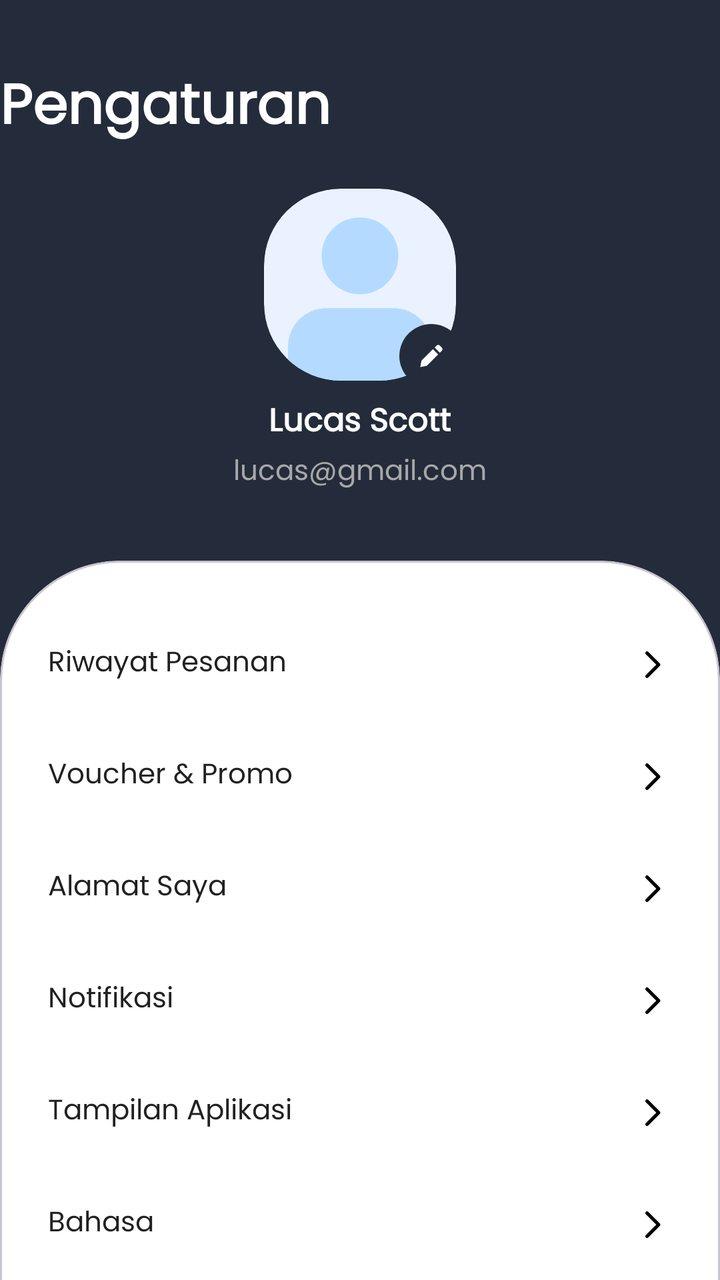
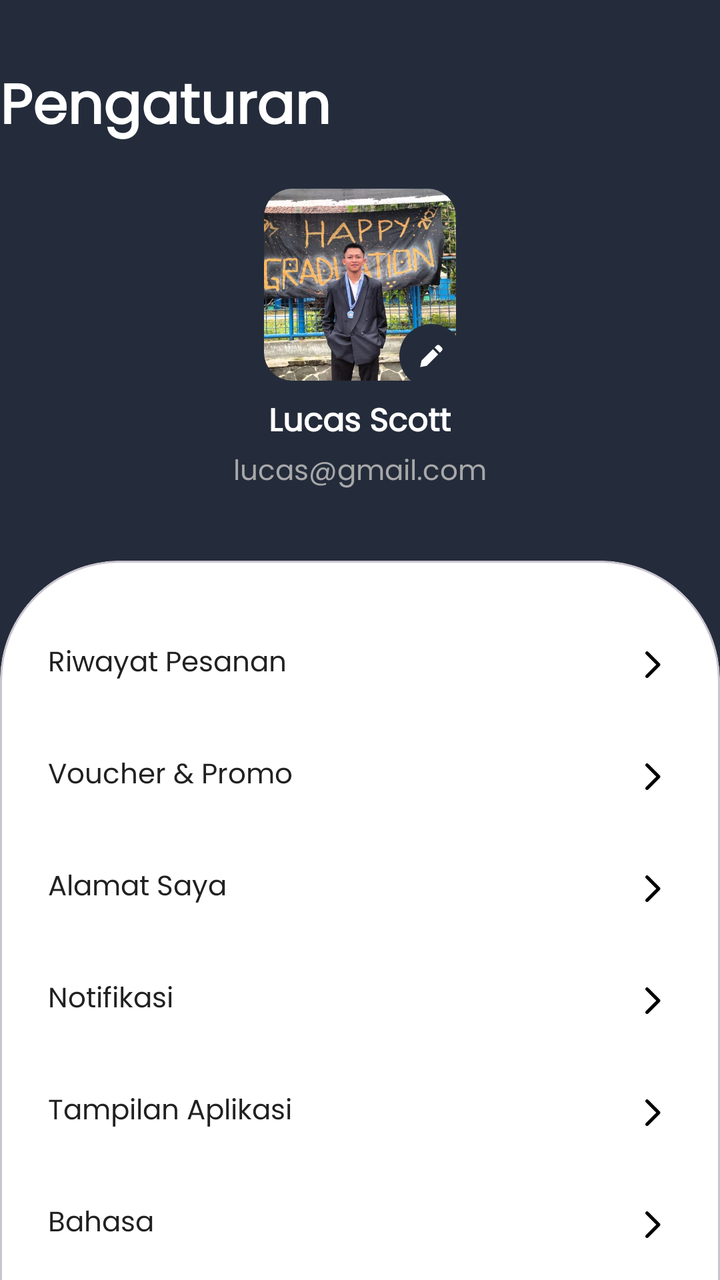

The first picture is an Android layout as it rendered before a commit; the second is the same layout after the commit. The layout source and the unified diff follow.
<!-- AndroidManifest.xml: application theme Theme.WarkopGundar -->
<!-- res/layout/fragment_dashboard_setting.xml -->
<?xml version="1.0" encoding="utf-8"?>
<androidx.core.widget.NestedScrollView xmlns:android="http://schemas.android.com/apk/res/android"
    xmlns:app="http://schemas.android.com/apk/res-auto"
    android:layout_width="match_parent"
    android:layout_height="match_parent"
    android:background="@color/primary"
    android:fillViewport="true">

    <androidx.constraintlayout.widget.ConstraintLayout
        android:layout_width="match_parent"
        android:layout_height="wrap_content"
        android:clipChildren="false"
        android:clipToPadding="false">
        <TextView
            android:id="@+id/tvHeader"
            android:layout_width="match_parent"
            android:layout_height="wrap_content"
            android:layout_marginTop="32dp"
            android:text="Pengaturan"
            android:textAlignment="center"
            android:textColor="@color/white"
            android:textSize="28sp"
            android:textStyle="bold"
            app:layout_constraintStart_toStartOf="parent"
            app:layout_constraintTop_toTopOf="parent" />

        <LinearLayout
            android:id="@+id/settingProfile"
            android:layout_width="wrap_content"
            android:layout_height="wrap_content"
            android:orientation="vertical"
            android:gravity="center"
            android:padding="16dp"
            app:layout_constraintTop_toBottomOf="@id/tvHeader"
            app:layout_constraintStart_toStartOf="parent"
            app:layout_constraintEnd_toEndOf="parent">

            <FrameLayout
                android:id="@+id/actionProfile"
                android:clickable="true"
                android:focusable="true"
                android:layout_width="96dp"
                android:layout_height="96dp">

                <ImageView
                    android:id="@+id/imgProfile"
                    android:layout_width="96dp"
                    android:layout_height="96dp"
                    android:src="@drawable/icon_avatar"
                    android:scaleType="centerCrop" />

                <ImageView
                    android:id="@+id/imgEdit"
                    android:layout_width="44dp"
                    android:layout_height="44dp"
                    android:layout_gravity="bottom|end"
                    android:layout_marginBottom="-10dp"
                    android:layout_marginRight="-10dp"
                    android:src="@drawable/icon_pen"
                    android:padding="6dp" />
            </FrameLayout>

            <TextView
                android:id="@+id/tvHeaderUsername"
                android:layout_marginTop="@dimen/spacing_s"
                android:layout_width="wrap_content"
                android:layout_height="wrap_content"
                android:text="Lucas Scott"
                android:textStyle="bold"
                android:textSize="16sp"
                android:textColor="@android:color/white" />

            <TextView
                android:id="@+id/tvHeaderEmail"
                android:layout_width="wrap_content"
                android:layout_height="wrap_content"
                android:text="\lucas@gmail.com"
                android:textSize="14sp"
                android:textColor="@color/gray" />
        </LinearLayout>

        <com.google.android.material.card.MaterialCardView
            android:layout_width="match_parent"
            android:layout_height="wrap_content"
            android:layout_marginTop="@dimen/spacing_m"
            android:backgroundTint="@color/white"
            android:clipChildren="true"
            android:clipToPadding="true"
            app:cardElevation="0dp"
            app:cardMaxElevation="0dp"
            app:cardUseCompatPadding="false"
            app:cardPreventCornerOverlap="false"
            app:layout_constraintTop_toBottomOf="@id/settingProfile"
            app:layout_constraintBottom_toBottomOf="parent"
            app:layout_constraintStart_toStartOf="parent"
            app:layout_constraintEnd_toEndOf="parent"
            app:shapeAppearanceOverlay="@style/TopRoundedCornerCard1">

            <LinearLayout
                    android:layout_width="match_parent"
                    android:layout_height="wrap_content"
                    android:orientation="vertical"
                    android:background="@android:color/white"
                    android:paddingBottom="72dp"
                    android:layout_marginVertical="@dimen/spacing_l"
                    android:layout_marginHorizontal="@dimen/second_margin">

                    <LinearLayout
                        android:id="@+id/actionOrderHistory"
                        android:clickable="true"
                        android:focusable="true"
                        android:layout_width="match_parent"
                        android:layout_height="56dp"
                        android:gravity="center_vertical">

                        <TextView
                            android:layout_width="0dp"
                            android:layout_height="wrap_content"
                            android:layout_weight="1"
                            android:text="Riwayat Pesanan"
                            android:textSize="14sp"
                            android:textColor="#212121"/>

                        <com.google.android.material.imageview.ShapeableImageView
                            android:layout_width="20dp"
                            android:layout_height="20dp"
                            android:src="@drawable/icon_arrow_right_2"/>
                    </LinearLayout>

                    <LinearLayout
                        android:id="@+id/actionVoucherPromo"
                        android:clickable="true"
                        android:focusable="true"
                        android:layout_width="match_parent"
                        android:layout_height="56dp"
                        android:gravity="center_vertical">

                        <TextView
                            android:layout_width="0dp"
                            android:layout_height="wrap_content"
                            android:layout_weight="1"
                            android:text="Voucher &amp; Promo"
                            android:textSize="14sp"
                            android:textColor="#212121"/>

                        <com.google.android.material.imageview.ShapeableImageView
                            android:layout_width="20dp"
                            android:layout_height="20dp"
                            android:src="@drawable/icon_arrow_right_2"/>
                    </LinearLayout>

                    <LinearLayout
                        android:id="@+id/actionMyAddress"
                        android:clickable="true"
                        android:focusable="true"
                        android:layout_width="match_parent"
                        android:layout_height="56dp"
                        android:gravity="center_vertical">

                        <TextView
                            android:layout_width="0dp"
                            android:layout_height="wrap_content"
                            android:layout_weight="1"
                            android:text="Alamat Saya"
                            android:textSize="14sp"
                            android:textColor="#212121"/>

                        <com.google.android.material.imageview.ShapeableImageView
                            android:layout_width="20dp"
                            android:layout_height="20dp"
                            android:src="@drawable/icon_arrow_right_2"/>
                    </LinearLayout>

                    <LinearLayout
                        android:id="@+id/actionNotification"
                        android:clickable="true"
                        android:focusable="true"
                        android:layout_width="match_parent"
                        android:layout_height="56dp"
                        android:gravity="center_vertical">

                        <TextView
                            android:layout_width="0dp"
                            android:layout_height="wrap_content"
                            android:layout_weight="1"
                            android:text="Notifikasi"
                            android:textSize="14sp"
                            android:textColor="#212121"/>

                        <com.google.android.material.imageview.ShapeableImageView
                            android:layout_width="20dp"
                            android:layout_height="20dp"
                            android:src="@drawable/icon_arrow_right_2"/>
                    </LinearLayout>

                    <LinearLayout
                        android:id="@+id/actionApplication"
                        android:clickable="true"
                        android:focusable="true"
                        android:layout_width="match_parent"
                        android:layout_height="56dp"
                        android:gravity="center_vertical">

                        <TextView
                            android:layout_width="0dp"
                            android:layout_height="wrap_content"
                            android:layout_weight="1"
                            android:text="Tampilan Aplikasi"
                            android:textSize="14sp"
                            android:textColor="#212121"/>

                        <com.google.android.material.imageview.ShapeableImageView
                            android:layout_width="20dp"
                            android:layout_height="20dp"
                            android:src="@drawable/icon_arrow_right_2"/>
                    </LinearLayout>

                    <LinearLayout
                        android:id="@+id/actionSettingLanguage"
                        android:clickable="true"
                        android:focusable="true"
                        android:layout_width="match_parent"
                        android:layout_height="56dp"
                        android:gravity="center_vertical">

                        <TextView
                            android:layout_width="0dp"
                            android:layout_height="wrap_content"
                            android:layout_weight="1"
                            android:text="Bahasa"
                            android:textSize="14sp"
                            android:textColor="#212121"/>

                        <com.google.android.material.imageview.ShapeableImageView
                            android:layout_width="20dp"
                            android:layout_height="20dp"
                            android:src="@drawable/icon_arrow_right_2"/>
                    </LinearLayout>

                    <LinearLayout
                        android:id="@+id/actionAccountSecurity"
                        android:layout_width="match_parent"
                        android:layout_height="56dp"
                        android:gravity="center_vertical">

                        <TextView
                            android:layout_width="0dp"
                            android:layout_height="wrap_content"
                            android:layout_weight="1"
                            android:text="Keamanan Akun"
                            android:textSize="14sp"
                            android:textColor="#212121"/>

                        <com.google.android.material.imageview.ShapeableImageView
                            android:layout_width="20dp"
                            android:layout_height="20dp"
                            android:src="@drawable/icon_arrow_right_2"/>
                    </LinearLayout>

                    <LinearLayout
                        android:id="@+id/actionHelpSupport"
                        android:layout_width="match_parent"
                        android:layout_height="56dp"
                        android:gravity="center_vertical">

                        <TextView
                            android:layout_width="0dp"
                            android:layout_height="wrap_content"
                            android:layout_weight="1"
                            android:text="Bantuan &amp; Hubungi Kami"
                            android:textSize="14sp"
                            android:textColor="#212121"/>

                        <com.google.android.material.imageview.ShapeableImageView
                            android:layout_width="20dp"
                            android:layout_height="20dp"
                            android:src="@drawable/icon_arrow_right_2"/>
                    </LinearLayout>

                    <LinearLayout
                        android:id="@+id/actionLogout"
                        android:clickable="true"
                        android:focusable="true"
                        android:layout_width="match_parent"
                        android:layout_height="56dp"
                        android:gravity="center_vertical">

                        <TextView
                            android:layout_width="0dp"
                            android:layout_height="wrap_content"
                            android:layout_weight="1"
                            android:text="Keluar Akun"
                            android:textSize="14sp"
                            android:textColor="#E53935"/>

                        <com.google.android.material.imageview.ShapeableImageView
                            android:layout_width="20dp"
                            android:layout_height="20dp"
                            app:srcCompat="@drawable/icon_arrow_right_2"
                            app:tint="@color/red"/>
                    </LinearLayout>

                </LinearLayout>
        </com.google.android.material.card.MaterialCardView>
    </androidx.constraintlayout.widget.ConstraintLayout>
</androidx.core.widget.NestedScrollView>
<!-- resources referenced by this layout -->
<resources>
  <color name="gray">#A8A8A9</color>
  <color name="primary">#242C3B</color>
  <color name="red">#FF0004</color>
  <color name="white">#FFFFFFFF</color>
  <dimen name="second_margin">24dp</dimen>
  <dimen name="spacing_l">24dp</dimen>
  <dimen name="spacing_m">16dp</dimen>
  <dimen name="spacing_s">8dp</dimen>
  <!-- drawable icon_arrow_right_2 (drawable) -->
  <vector xmlns:android="http://schemas.android.com/apk/res/android"
      android:width="800dp"
      android:height="800dp"
      android:viewportWidth="24"
      android:viewportHeight="24">
    <path
        android:pathData="M8.293,4.293C8.683,3.902 9.317,3.902 9.707,4.293L16.707,11.293C17.098,11.683 17.098,12.317 16.707,12.707L9.707,19.707C9.317,20.098 8.683,20.098 8.293,19.707C7.902,19.317 7.902,18.683 8.293,18.293L14.586,12L8.293,5.707C7.902,5.317 7.902,4.683 8.293,4.293Z"
        android:fillColor="#000000"
        android:fillType="evenOdd"/>
  </vector>
  <!-- drawable icon_avatar (drawable) -->
  <vector xmlns:android="http://schemas.android.com/apk/res/android"
      android:width="80dp"
      android:height="80dp"
      android:viewportWidth="80"
      android:viewportHeight="80">
    <group>
      <clip-path
          android:pathData="M32,0L48,0A32,32 0,0 1,80 32L80,48A32,32 0,0 1,48 80L32,80A32,32 0,0 1,0 48L0,32A32,32 0,0 1,32 0z"/>
      <path
          android:pathData="M32,0L48,0A32,32 0,0 1,80 32L80,48A32,32 0,0 1,48 80L32,80A32,32 0,0 1,0 48L0,32A32,32 0,0 1,32 0z"
          android:fillColor="#EAF2FF"/>
      <path
          android:pathData="M10,65.763C10,56.926 17.163,49.763 26,49.763H54C62.837,49.763 70,56.926 70,65.763V93.763C70,102.599 62.837,109.763 54,109.763H26C17.163,109.763 10,102.599 10,93.763V65.763Z"
          android:fillColor="#B4DBFF"/>
      <path
          android:pathData="M40,28m-16,0a16,16 0,1 1,32 0a16,16 0,1 1,-32 0"
          android:fillColor="#B4DBFF"/>
    </group>
  </vector>
  <!-- drawable icon_pen (drawable) -->
  <vector xmlns:android="http://schemas.android.com/apk/res/android"
      android:width="24dp"
      android:height="24dp"
      android:viewportWidth="24"
      android:viewportHeight="24">
    <path
        android:pathData="M12,0L12,0A12,12 0,0 1,24 12L24,12A12,12 0,0 1,12 24L12,24A12,12 0,0 1,0 12L0,12A12,12 0,0 1,12 0z"
        android:fillColor="@color/primary"/>
    <group>
      <clip-path
          android:pathData="M10.392,15.587L14.559,11.42L12.58,9.441L8.413,13.608C8.355,13.665 8.315,13.737 8.295,13.816L7.833,16.166L10.183,15.705C10.262,15.685 10.335,15.644 10.392,15.587ZM15.904,10.075C16.072,9.907 16.166,9.678 16.166,9.441C16.166,9.203 16.072,8.975 15.904,8.807L15.193,8.096C15.024,7.927 14.796,7.833 14.559,7.833C14.321,7.833 14.093,7.927 13.925,8.096L13.214,8.807L15.193,10.786L15.904,10.075Z"/>
      <path
          android:pathData="M7,7h10v10h-10z"
          android:fillColor="#ffffff"/>
    </group>
  </vector>
  <style name="TopRoundedCornerCard1" parent="ShapeAppearance.MaterialComponents.MediumComponent">
          <item name="cornerSizeTopLeft">60dp</item>
          <item name="cornerSizeTopRight">60dp</item>
  
          <item name="cornerSizeBottomLeft">0dp</item>
          <item name="cornerSizeBottomRight">0dp</item>
      </style>
  <style name="Theme.WarkopGundar" parent="Base.Theme.WarkopGundar" />
  <style name="Base.Theme.WarkopGundar" parent="Theme.Material3.DayNight.NoActionBar">
          
          
          <item name="android:windowBackground">@color/white</item>
          <item name="android:colorBackground">@color/white</item>
          <item name="fontFamily">@font/poppins_regular</item>
          <item name="textFillColor">@color/primary</item>
      </style>
</resources>

<!-- the commit's change to res/layout/fragment_dashboard_setting.xml (unified diff, before → after) -->
@@ -42,12 +42,13 @@
                 android:layout_width="96dp"
                 android:layout_height="96dp">
 
-                <ImageView
+                <com.google.android.material.imageview.ShapeableImageView
                     android:id="@+id/imgProfile"
                     android:layout_width="96dp"
                     android:layout_height="96dp"
-                    android:src="@drawable/icon_avatar"
-                    android:scaleType="centerCrop" />
+                    android:src="@drawable/img_profile_default"
+                    android:scaleType="centerCrop"
+                    app:shapeAppearanceOverlay="@style/RoundedSquare" />
 
                 <ImageView
                     android:id="@+id/imgEdit"
<!-- resource entries referenced after the edit -->
@@ -19,26 +19,6 @@
         android:fillColor="#000000"
         android:fillType="evenOdd"/>
   </vector>
-  <!-- drawable icon_avatar (drawable) -->
-  <vector xmlns:android="http://schemas.android.com/apk/res/android"
-      android:width="80dp"
-      android:height="80dp"
-      android:viewportWidth="80"
-      android:viewportHeight="80">
-    <group>
-      <clip-path
-          android:pathData="M32,0L48,0A32,32 0,0 1,80 32L80,48A32,32 0,0 1,48 80L32,80A32,32 0,0 1,0 48L0,32A32,32 0,0 1,32 0z"/>
-      <path
-          android:pathData="M32,0L48,0A32,32 0,0 1,80 32L80,48A32,32 0,0 1,48 80L32,80A32,32 0,0 1,0 48L0,32A32,32 0,0 1,32 0z"
-          android:fillColor="#EAF2FF"/>
-      <path
-          android:pathData="M10,65.763C10,56.926 17.163,49.763 26,49.763H54C62.837,49.763 70,56.926 70,65.763V93.763C70,102.599 62.837,109.763 54,109.763H26C17.163,109.763 10,102.599 10,93.763V65.763Z"
-          android:fillColor="#B4DBFF"/>
-      <path
-          android:pathData="M40,28m-16,0a16,16 0,1 1,32 0a16,16 0,1 1,-32 0"
-          android:fillColor="#B4DBFF"/>
-    </group>
-  </vector>
   <!-- drawable icon_pen (drawable) -->
   <vector xmlns:android="http://schemas.android.com/apk/res/android"
       android:width="24dp"
@@ -56,6 +36,10 @@
           android:fillColor="#ffffff"/>
     </group>
   </vector>
+  <!-- drawable img_profile_default: jpeg bitmap (drawable, 103104 bytes) -->
+  <style name="RoundedSquare" parent="ShapeAppearance.MaterialComponents.MediumComponent">
+          <item name="cornerSize">14dp</item>
+      </style>
   <style name="TopRoundedCornerCard1" parent="ShapeAppearance.MaterialComponents.MediumComponent">
           <item name="cornerSizeTopLeft">60dp</item>
           <item name="cornerSizeTopRight">60dp</item>
